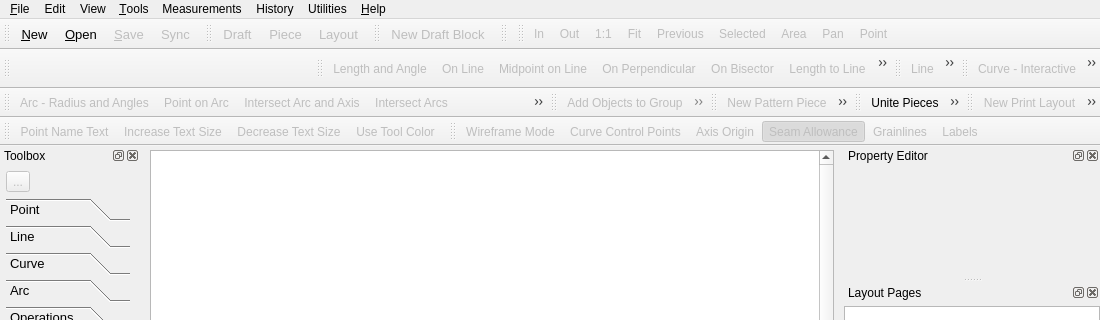
FashionFreedom/Seamly2D, file src/app/seamly2d/mainwindow.ui: the form before one commit; both pictures show x 0 to 1100 and y 0 to 320 of the 1100 by 809 pixel window.
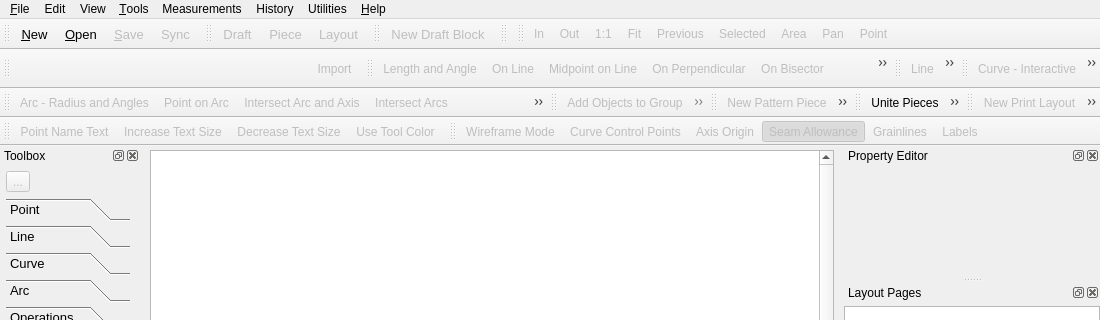
The form after the commit. Icons and pictures are not drawn. Custom widgets are drawn as their Qt base class.

Commit message: feat: Add Images ToolBar and Images ToolBox_ToolBar

```diff
--- a/src/app/seamly2d/mainwindow.ui
+++ b/src/app/seamly2d/mainwindow.ui
@@ -602,6 +602,7 @@
    <addaction name="pieces_Action"/>
    <addaction name="details_Action"/>
    <addaction name="layout_Action"/>
+   <addaction name="images_Action"/>
   </widget>
   <widget class="QToolBar" name="points_ToolBar">
    <property name="windowTitle">
@@ -4616,7 +4617,10 @@
     <string>Export</string>
    </property>
   </action>
-  <action name="importImage_Action">
+  <action name="images_Action">
+   <property name="enabled">
+    <bool>false</bool>
+   </property>
    <property name="icon">
     <iconset resource="../../libs/vmisc/share/resources/icon.qrc">
      <normaloff>:/icon/32x32/add_image.png</normaloff>:/icon/32x32/add_image.png</iconset>
```
Left out of the diff: 43 changed lines with no effect on the pictures. The commit also changes 1 other file.
